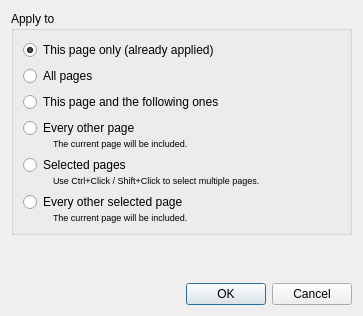
Before: the Qt Designer form filters/page_layout/ui/PageLayoutApplyDialog.ui in ImageProcessing-ElectronicPublications/scantailor-deviant, drawn with Qt 5.
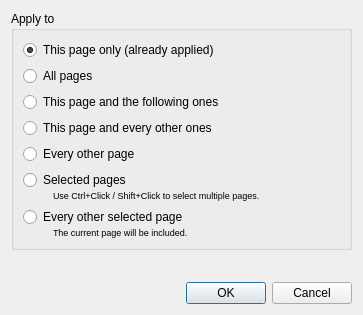
After: the same form once the commit is applied.

Commit message: page_layout: every other

Diff of the .ui file:
```diff
--- a/filters/page_layout/ui/PageLayoutApplyDialog.ui
+++ b/filters/page_layout/ui/PageLayoutApplyDialog.ui
@@ -10,7 +10,7 @@
     <x>0</x>
     <y>0</y>
     <width>363</width>
-    <height>316</height>
+    <height>315</height>
    </rect>
   </property>
   <layout class="QVBoxLayout" name="verticalLayout_5">
@@ -54,47 +54,22 @@
           <number>0</number>
          </property>
          <item>
-          <widget class="QRadioButton" name="everyOtherRB">
+          <widget class="QRadioButton" name="thisEveryOtherRB">
            <property name="text">
-            <string extracomment="All odd or even pages, depending on the current page being odd or even.">Every other page</string>
+            <string extracomment="All odd or even pages, depending on the current page being odd or even.">This page and every other ones</string>
            </property>
           </widget>
          </item>
-         <item>
-          <layout class="QHBoxLayout" name="horizontalLayout_3">
-           <item>
-            <spacer name="horizontalSpacer_2">
-             <property name="orientation">
-              <enum>Qt::Horizontal</enum>
-             </property>
-             <property name="sizeType">
-              <enum>QSizePolicy::Fixed</enum>
-             </property>
-             <property name="sizeHint" stdset="0">
-              <size>
-               <width>30</width>
-               <height>0</height>
-              </size>
-             </property>
-            </spacer>
-           </item>
-           <item>
-            <widget class="QLabel" name="label_2">
-             <property name="font">
-              <font>
-               <pointsize>7</pointsize>
-              </font>
-             </property>
-             <property name="text">
-              <string>The current page will be included.</string>
-             </property>
-            </widget>
-           </item>
-          </layout>
-         </item>
         </layout>
        </widget>
       </item>
+      <item>
+       <widget class="QRadioButton" name="everyOtherRB">
+        <property name="text">
+         <string extracomment="All odd or even pages, depending on the current page being odd or even.">Every other page</string>
+        </property>
+       </widget>
+      </item>
       <item>
        <widget class="QWidget" name="selectedPagesWidget" native="true">
         <layout class="QVBoxLayout" name="verticalLayout">
```
The commit also changes 1 other file.
